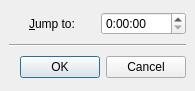
Above: src/timedialog.ui from wilbert2000/wzplayer before the change. Below: the same form after it.
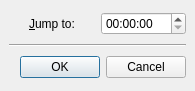
That is the form after the change.

Commit message: In the time dialog, 'H:mm:ss' shouldn't be translatable

Patch:
```diff
--- a/src/timedialog.ui
+++ b/src/timedialog.ui
@@ -65,11 +65,7 @@
       </widget>
      </item>
      <item>
-      <widget class="QTimeEdit" name="time_edit" >
-       <property name="displayFormat" >
-        <string>H:mm:ss</string>
-       </property>
-      </widget>
+      <widget class="QTimeEdit" name="time_edit" />
      </item>
     </layout>
    </item>
```
The commit also changes 1 other file.
